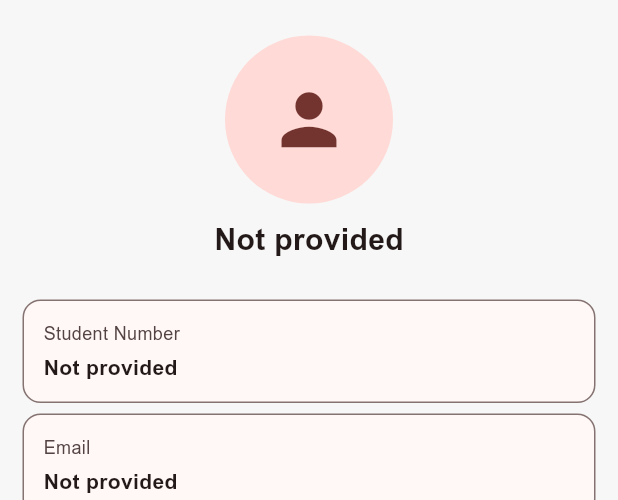
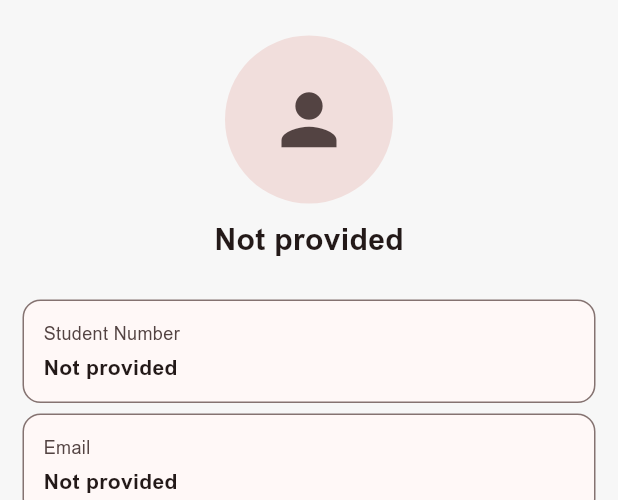
Before and after one commit to kylacanlale26/AutoDoc, a Flutter app: the Account widget shown alone on an empty page, opened directly, on a phone screen of 412 x 824 dp, the part 149-649 px from its top. Run offline on Flutter 3.47's test engine with Material 3 defaults, Android fonts, the phone set to English and light mode, and no system bars; our stand-ins replace dotted_border, file_picker, flutter_secure_storage, flutter_svg; missing offline and left inert: flutter_appauth; accounts and stored records are empty; network calls fail; project files that could hold a hidden picture were left out.

Commit message:
TUMAGOS PREEEEE

```diff
--- a/autodoc_mobile/lib/screens/account.dart
+++ b/autodoc_mobile/lib/screens/account.dart
@@ -1,9 +1,13 @@
 import 'package:flutter/material.dart';
 
 import '../services/api_client.dart';
+import '../widgets/autodoc_loading.dart';
+import '../widgets/profile_avatar.dart';
 
 class Account extends StatefulWidget {
-  const Account({super.key});
+  const Account({super.key, this.onLoadingChanged});
+  final ValueChanged<bool>? onLoadingChanged;
+
   @override
   State<Account> createState() => _AccountState();
 }
@@ -14,6 +18,7 @@ class _AccountState extends State<Account> {
   List<String> types = [];
   bool loading = true;
   String? error;
+
   @override
   void initState() {
     super.initState();
@@ -25,6 +30,7 @@ class _AccountState extends State<Account> {
       loading = true;
       error = null;
     });
+    _notifyLoading(user.isEmpty);
     try {
       final results = await Future.wait([
         ApiClient.instance.get('/mobile/me'),
@@ -45,19 +51,30 @@ class _AccountState extends State<Account> {
     } catch (e) {
       error = e.toString();
     } finally {
-      if (mounted) setState(() => loading = false);
+      if (mounted) {
+        setState(() => loading = false);
+        _notifyLoading(false);
+      }
     }
+  }
+
+  void _notifyLoading(bool isLoading) {
+    final callback = widget.onLoadingChanged;
+    if (callback == null) return;
+    WidgetsBinding.instance.addPostFrameCallback((_) {
+      if (mounted) callback(isLoading);
+    });
   }
 
   String val(dynamic v) =>
       v?.toString().trim().isNotEmpty == true ? v.toString() : 'Not provided';
+
   @override
   Widget build(BuildContext context) {
     final scheme = Theme.of(context).colorScheme;
-    final fullName = [
-      user['first_name'],
-      user['last_name'],
-    ].where((v) => v != null && v.toString().trim().isNotEmpty).join(' ');
+    final fullName = [user['first_name'], user['last_name']]
+        .where((v) => v != null && v.toString().trim().isNotEmpty)
+        .join(' ');
     final submittedTypes = documents
         .map((d) => d['document_type']?.toString())
         .whereType<String>()
@@ -75,6 +92,11 @@ class _AccountState extends State<Account> {
     final unsubmitted = types
         .where((t) => !submittedTypes.contains(t))
         .toList();
+
+    if (loading && user.isEmpty) {
+      return const SafeArea(child: AutoDocLoading());
+    }
+
     return SafeArea(
       child: RefreshIndicator(
         onRefresh: _load,
@@ -84,30 +106,22 @@ class _AccountState extends State<Account> {
           children: [
             Text(
               'My Account',
-              style: Theme.of(context).textTheme.headlineSmall
-                  ?.copyWith(fontWeight: FontWeight.bold),
+              style: Theme.of(context).textTheme.headlineSmall?.copyWith(
+                fontWeight: FontWeight.bold,
+              ),
             ),
             if (error != null)
               Padding(
                 padding: const EdgeInsets.only(top: 12),
                 child: Text(error!, style: TextStyle(color: scheme.error)),
               ),
-            if (loading && user.isEmpty)
-              const Padding(
-                padding: EdgeInsets.all(50),
-                child: Center(child: CircularProgressIndicator()),
-              )
-            else ...[
+            ...[
               const SizedBox(height: 24),
               Center(
-                child: CircleAvatar(
+                child: ProfileAvatar(
+                  imageUrl: user['profile_picture_url']?.toString(),
                   radius: 56,
-                  backgroundImage: user['profile_picture_url'] != null
-                      ? NetworkImage(user['profile_picture_url'].toString())
-                      : null,
-                  child: user['profile_picture_url'] == null
-                      ? const Icon(Icons.person, size: 55)
-                      : null,
+                  iconSize: 55,
                 ),
               ),
               const SizedBox(height: 10),
@@ -175,6 +189,7 @@ class _AccountState extends State<Account> {
       ],
     ),
   );
+
   Widget _docSection(
     BuildContext c,
     String title,
@@ -191,6 +206,7 @@ class _AccountState extends State<Account> {
         .toList(),
     empty,
   );
+
   Widget _simpleSection(
     BuildContext c,
     String title,
@@ -203,8 +219,9 @@ class _AccountState extends State<Account> {
       children: [
         Text(
           title,
-          style: Theme.of(c).textTheme.titleMedium
-              ?.copyWith(fontWeight: FontWeight.bold),
+          style: Theme.of(c).textTheme.titleMedium?.copyWith(
+            fontWeight: FontWeight.bold,
+          ),
         ),
         const SizedBox(height: 7),
         if (list.isEmpty)
--- a/autodoc_mobile/lib/screens/welcome.dart
+++ b/autodoc_mobile/lib/screens/welcome.dart
@@ -101,16 +101,13 @@ class _WelcomeState extends State<Welcome> {
           Padding(
             padding: const EdgeInsets.only(right: 15),
             child: IconButton(
-              style: IconButton.styleFrom(
-                backgroundColor: const Color(0xFFD32F2F),
-              ),
               onPressed: widget.onToggleTheme,
               icon: Icon(
                 widget.isDarkMode
                     ? Icons.light_mode_outlined
                     : Icons.dark_mode_outlined,
+                color: widget.isDarkMode ? Colors.white : Colors.black,
               ),
-              color: Colors.white,
             ),
           ),
         ],
--- /dev/null
+++ b/autodoc_mobile/lib/widgets/autodoc_loading.dart
@@ -0,0 +1,82 @@
+import 'package:flutter/material.dart';
+import 'package:flutter_svg/flutter_svg.dart';
+
+/// The shared AutoDoc loading view, matching the Laravel web loader.
+class AutoDocLoading extends StatefulWidget {
+  const AutoDocLoading({super.key});
+
+  @override
+  State<AutoDocLoading> createState() => _AutoDocLoadingState();
+}
+
+class _AutoDocLoadingState extends State<AutoDocLoading>
+    with SingleTickerProviderStateMixin {
+  late final AnimationController _bobController;
+
+  @override
+  void initState() {
+    super.initState();
+    _bobController = AnimationController(
+      vsync: this,
+      duration: const Duration(milliseconds: 750),
+    )..repeat(reverse: true);
+  }
+
+  @override
+  void dispose() {
+    _bobController.dispose();
+    super.dispose();
+  }
+
+  @override
+  Widget build(BuildContext context) {
+    final isDarkMode = Theme.of(context).brightness == Brightness.dark;
+
+    return ColoredBox(
+      color: isDarkMode ? const Color(0xFF111315) : Colors.white,
+      child: Semantics(
+        label: 'Loading AutoDoc',
+        liveRegion: true,
+        child: Center(
+          child: Column(
+            mainAxisSize: MainAxisSize.min,
+            children: [
+              AnimatedBuilder(
+                animation: _bobController,
+                builder: (context, child) {
+                  final bob = Curves.easeInOut.transform(_bobController.value);
+                  return Transform.translate(
+                    offset: Offset(0, -5 * bob),
+                    child: child,
+                  );
+                },
+                child: SizedBox(
+                  width: 92,
+                  height: 92,
+                  child: SvgPicture.asset(
+                    isDarkMode
+                        ? 'assets/logo/autodoc-logo-darkmode.svg'
+                        : 'assets/logo/autodoc-logo.svg',
+                  ),
+                ),
+              ),
+              const SizedBox(height: 14),
+              Text(
+                'Loading AutoDoc',
+                style: TextStyle(
+                  fontFamily: 'Arial',
+                  fontSize: 14,
+                  fontWeight: FontWeight.w600,
+                  letterSpacing: 0.56,
+                  color: isDarkMode
+                      ? const Color(0xFFECEFF1)
+                      : const Color(0xFF242424),
+                ),
+              ),
+            ],
+          ),
+        ),
+      ),
+    );
+  }
+}
--- /dev/null
+++ b/autodoc_mobile/lib/widgets/profile_avatar.dart
@@ -0,0 +1,42 @@
+import 'package:flutter/material.dart';
+
+class ProfileAvatar extends StatelessWidget {
+  const ProfileAvatar({
+    super.key,
+    required this.imageUrl,
+    required this.radius,
+    this.iconSize,
+  });
+
+  final String? imageUrl;
+  final double radius;
+  final double? iconSize;
+
+  @override
+  Widget build(BuildContext context) {
+    final url = imageUrl?.trim();
+    final icon = Icon(
+      Icons.person,
+      size: iconSize ?? radius,
+      color: Theme.of(context).colorScheme.onSurfaceVariant,
+    );
+
+    return CircleAvatar(
+      radius: radius,
+      backgroundColor: Theme.of(context).colorScheme.surfaceContainerHighest,
+      child: url == null || url.isEmpty
+          ? icon
+          : ClipOval(
+              child: SizedBox(
+                width: radius * 2,
+                height: radius * 2,
+                child: Image.network(
+                  url,
+                  fit: BoxFit.cover,
+                  errorBuilder: (context, error, stackTrace) => icon,
+                ),
+              ),
+            ),
+    );
+  }
+}
```
Also changed, not shown: autodoc_mobile/lib/app.dart (+2 -68 lines), autodoc_mobile/lib/navigation/student_nav.dart (+41 -22 lines), autodoc_mobile/lib/screens/dashboard.dart (+20 -8 lines), autodoc_mobile/lib/screens/document_detail.dart (+6 -3 lines), autodoc_mobile/lib/screens/documents.dart (+20 -5 lines), autodoc_mobile/lib/screens/notifications.dart (+20 -8 lines), autodoc_mobile/lib/screens/upload.dart (+17 -3 lines), 3 other files.
